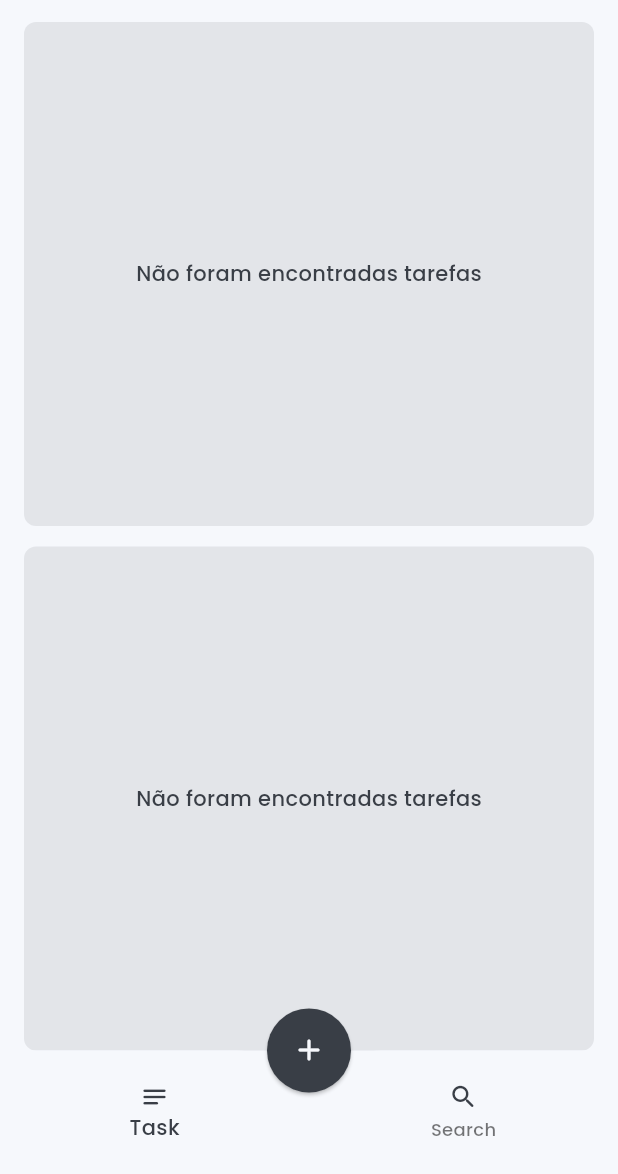
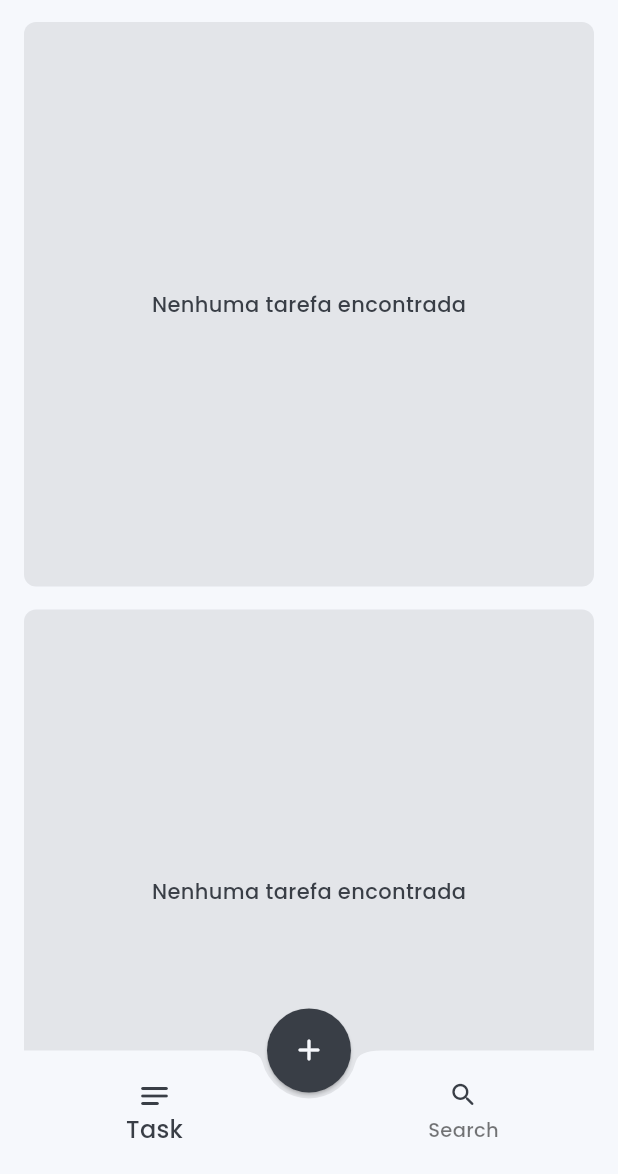
Before and after one commit to lucasxgb/todo_app, a Flutter app: the screen it shows after launch, on a phone screen of 412 x 824 dp, the part 62-1236 px from its top. Run offline on Flutter 3.47's test engine with Material 3 defaults, Android fonts, the phone set to English and light mode, and no system bars; our stand-ins replace google_fonts.

Commit message:
:construction: fix: bottom navigation

```diff
--- a/lib/src/home/view/home_page.dart
+++ b/lib/src/home/view/home_page.dart
@@ -16,6 +16,7 @@ class _HomePageState extends State<HomePage> {
   Widget build(BuildContext context) {
     final TextTheme textTheme = Theme.of(context).textTheme;
     return Scaffold(
+        extendBody: true,
         floatingActionButtonLocation: FloatingActionButtonLocation.centerDocked,
         floatingActionButton: const CustomFloatActionButton(),
         bottomNavigationBar: const CustomBottomNavigationBar(),
--- a/lib/src/home/widgets/custom_bottom_navigation_bar.dart
+++ b/lib/src/home/widgets/custom_bottom_navigation_bar.dart
@@ -9,20 +9,27 @@ class CustomBottomNavigationBar extends StatefulWidget {
 }
 
 class _CustomBottomNavigationBarState extends State<CustomBottomNavigationBar> {
+  final taskIcon = const Icon(
+    Icons.notes_rounded,
+    size: 20,
+  );
+
   @override
   Widget build(BuildContext context) {
     final ColorScheme colorScheme = Theme.of(context).colorScheme;
     final double deviceHeight =
         MediaQuery.of(context).size.height - MediaQuery.of(context).padding.top;
+    final TextTheme textTheme = Theme.of(context).textTheme;
 
     return BottomAppBar(
+
         // notchMargin: 10,
         padding: EdgeInsets.zero,
         height: deviceHeight * 0.1,
         color: colorScheme.secondary,
         notchMargin: 4,
         shape: const CircularNotchedRectangle(),
-        surfaceTintColor: colorScheme.secondary,
+        surfaceTintColor: Colors.transparent,
         elevation: 1,
         // shadowColor: colorScheme.primary,
         child: LayoutBuilder(
@@ -30,6 +37,8 @@ class _CustomBottomNavigationBarState extends State<CustomBottomNavigationBar> {
             return SizedBox(
               height: constraints.maxHeight,
               child: BottomNavigationBar(
+                unselectedLabelStyle: textTheme.labelSmall,
+                selectedLabelStyle: textTheme.labelMedium,
                 elevation: 0.0,
                 backgroundColor: Colors.transparent,
                 items: [
@@ -39,15 +48,26 @@ class _CustomBottomNavigationBarState extends State<CustomBottomNavigationBar> {
                       color: colorScheme.primary,
                       size: 20,
                     ),
+                    activeIcon: Icon(
+                      Icons.notes_rounded,
+                      color: colorScheme.primary,
+                      size: 24,
+                    ),
                     label: "Task",
                   ),
                   BottomNavigationBarItem(
-                      icon: Icon(
-                        Icons.search_rounded,
-                        color: colorScheme.primary,
-                        size: 20,
-                      ),
-                      label: "Search")
+                    icon: Icon(
+                      Icons.search_rounded,
+                      color: colorScheme.primary,
+                      size: 20,
+                    ),
+                    label: "Search",
+                    activeIcon: Icon(
+                      Icons.search_rounded,
+                      color: colorScheme.primary,
+                      size: 24,
+                    ),
+                  )
                 ],
               ),
             );
--- a/lib/src/home/widgets/custom_display_task_card.dart
+++ b/lib/src/home/widgets/custom_display_task_card.dart
@@ -45,7 +45,7 @@ class CustomDisplayCardTask extends StatelessWidget {
                     color: colorScheme.primary.withOpacity(0.1)),
                 child: Center(
                   child: Text(
-                    'Não foram encontradas tarefas',
+                    'Nenhuma tarefa encontrada',
                     style: textTheme.bodyMedium,
                   ),
                 ),
--- a/lib/src/shared/res/global_theme_data.dart
+++ b/lib/src/shared/res/global_theme_data.dart
@@ -10,6 +10,7 @@ class GlobalThemeData {
       primary: Color(0xFF00ADB5),
       onPrimary: Color(0xFFF6F8FC),
       tertiary: Color(0xFFE4F9F5),
+      onTertiary: Color(0xFFF5F5F5),
       secondary: Color(0xFFF6F8FC),
       onSecondary: Color(0xFF393E46),
       error: Colors.redAccent,
@@ -24,6 +25,7 @@ class GlobalThemeData {
       primary: Color(0xFF393E46),
       onPrimary: Color(0xFFF6F8FC),
       tertiary: Color(0xFF364f6b),
+      onTertiary: Color(0xFF00ADB5),
       secondary: Color(0xFFF6F8FC),
       onSecondary: Color(0xFF393E46),
       error: Colors.redAccent,
```
